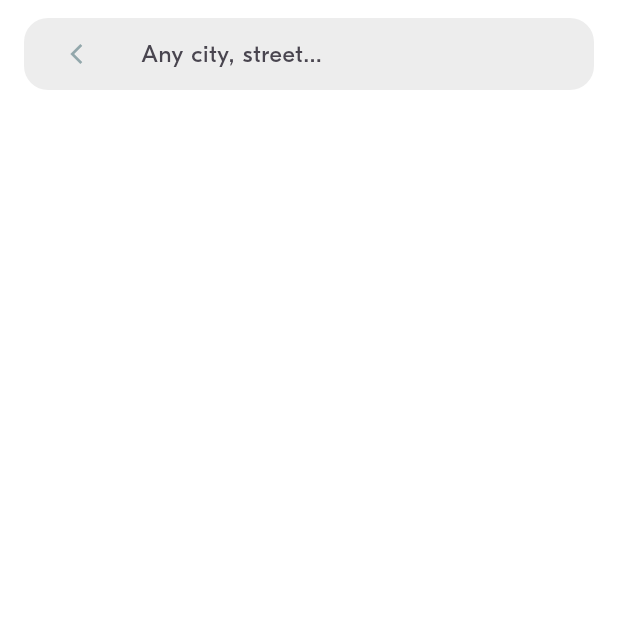
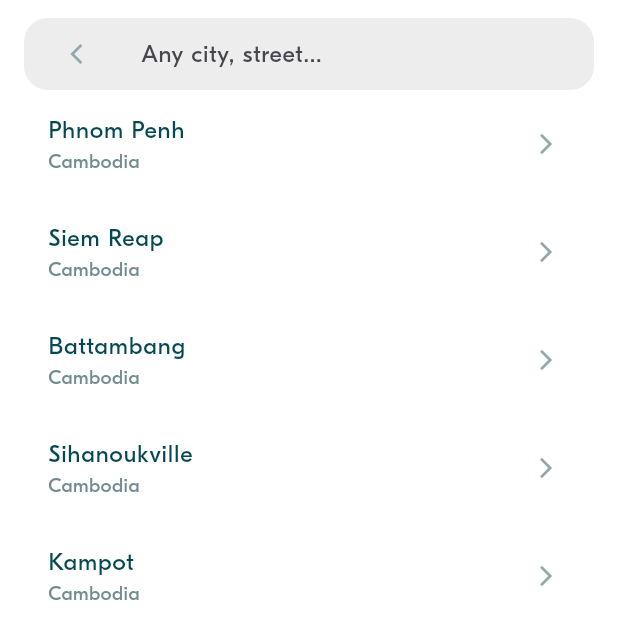
Before and after one commit to sinaraseth/BlaBla-Project-Flutter, a Flutter app: the BlaLocationPicker screen opened directly, on a phone screen of 412 x 824 dp. Shown: the top 639 px of the screen. Run offline on Flutter 3.47's test engine with Material 3 defaults, Android fonts, the phone set to English and light mode, and no system bars; project files that could hold a hidden picture were left out.

Commit message:
BLA-101  Refactor Location Service

```diff
--- a/lib/w4 - practice/model/ride/locations.dart
+++ b/lib/w4 - practice/model/ride/locations.dart
@@ -4,7 +4,8 @@
 enum Country {
   france('France'),
   uk('United Kingdom'),
-  spain('Spain');
+  spain('Spain'),
+  cambodia('Cambodia');
 
   final String name;
 
--- /dev/null
+++ b/lib/w4 - practice/repository/location_repository.dart
@@ -0,0 +1,5 @@
+import 'package:week_3_blabla_project/w4 - practice/model/ride/locations.dart';
+
+abstract class LocationsRepository {
+  List<Location> getLocations();
+}
--- /dev/null
+++ b/lib/w4 - practice/repository/mock/mock_location_repository.dart
@@ -0,0 +1,15 @@
+import 'package:week_3_blabla_project/w4 - practice/model/ride/locations.dart';
+import 'package:week_3_blabla_project/w4 - practice/repository/location_repository.dart';
+
+class MockLocationsRepository extends LocationsRepository {
+  @override
+  List<Location> getLocations() {
+    return [
+      Location(name: "Phnom Penh", country: Country.cambodia),
+      Location(name: "Siem Reap", country: Country.cambodia),
+      Location(name: "Battambang", country: Country.cambodia),
+      Location(name: "Sihanoukville", country: Country.cambodia),
+      Location(name: "Kampot", country: Country.cambodia),
+    ];
+  }
+}
--- a/lib/w4 - practice/service/locations_service.dart
+++ b/lib/w4 - practice/service/locations_service.dart
@@ -1,6 +1,6 @@
 import 'package:week_3_blabla_project/w4 - practice/model/ride/locations.dart';
+import 'package:week_3_blabla_project/w4 - practice/repository/location_repository.dart';
 
-import 'package:week_3_blabla_project/w4 - practice/dummy_data/dummy_data.dart';
 
 ////
 ///   This service handles:
@@ -8,6 +8,12 @@ import 'package:week_3_blabla_project/w4 - practice/dummy_data/dummy_data.dart';
 ///
 class LocationsService {
 
-  static const List<Location> availableLocations = fakeLocations;
+  final LocationsRepository locationsRepository;
+
+  LocationsService(this.locationsRepository);
+
+  List<Location> getAvailableLocations() {
+    return locationsRepository.getLocations();
+  }
 
 }
--- /dev/null
+++ b/lib/w4 - practice/test.dart
@@ -0,0 +1,27 @@
+import 'package:flutter/material.dart';
+import 'package:week_3_blabla_project/w4 - practice/repository/mock/mock_ride_preferences_repository.dart';
+import 'package:week_3_blabla_project/w4 - practice/screens/ride_pref/ride_pref_screen.dart';
+import 'package:week_3_blabla_project/w4 - practice/service/ride_prefs_service.dart';
+import 'package:week_3_blabla_project/w4 - practice/theme/theme.dart';
+
+void main() {
+
+  // 1 - Initialize the services
+  RidePrefService.initialize(MockRidePreferencesRepository());
+
+  // 2- Run the UI
+  runApp(const MyApp());
+}
+
+class MyApp extends StatelessWidget {
+  const MyApp({super.key});
+
+  @override
+  Widget build(BuildContext context) {
+    return MaterialApp(
+      debugShowCheckedModeBanner: false,
+      theme: appTheme,
+      home: Scaffold(body: RidePrefScreen()),
+    );
+  }
+}
--- a/lib/w4 - practice/widgets/inputs/bla_location_picker.dart
+++ b/lib/w4 - practice/widgets/inputs/bla_location_picker.dart
@@ -3,6 +3,7 @@ import 'package:week_3_blabla_project/w4 - practice/model/ride/locations.dart';
 
 import 'package:week_3_blabla_project/w4 - practice/service/locations_service.dart';
 import 'package:week_3_blabla_project/w4 - practice/theme/theme.dart';
+import 'package:week_3_blabla_project/w4 - practice/repository/mock/mock_location_repository.dart';
 
 ///
 /// This full-screen modal is in charge of providing (if confirmed) a selected location.
@@ -23,13 +24,19 @@ class _BlaLocationPickerState extends State<BlaLocationPicker> {
   // ----------------------------------
   // Initialize the Form attributes
   // ----------------------------------
+  late LocationsService locationsService;
 
   @override
   void initState() {
     super.initState();
+    // Initialize LocationsService with MockLocationsRepository
+    locationsService = LocationsService(MockLocationsRepository());
 
+    // Initialize filtered locations
     if (widget.initLocation != null) {
       filteredLocations = getLocationsFor(widget.initLocation!.name);
+    } else {
+      filteredLocations = locationsService.getAvailableLocations();
     }
   }
 
@@ -55,7 +62,7 @@ class _BlaLocationPickerState extends State<BlaLocationPicker> {
   }
 
   List<Location> getLocationsFor(String text) {
-    return LocationsService.availableLocations
+    return locationsService.getAvailableLocations()
         .where((location) =>
             location.name.toUpperCase().contains(text.toUpperCase()))
         .toList();
--- a/pubspec.yaml
+++ b/pubspec.yaml
@@ -12,6 +12,7 @@ dependencies:
   cupertino_icons: ^1.0.8
   intl: ^0.20.2
   flutter_svg: ^2.0.17
+  logger: ^2.5.0
 
 dev_dependencies:
   flutter_test:
```
Also changed, not shown: pubspec.lock, 1 other file.
